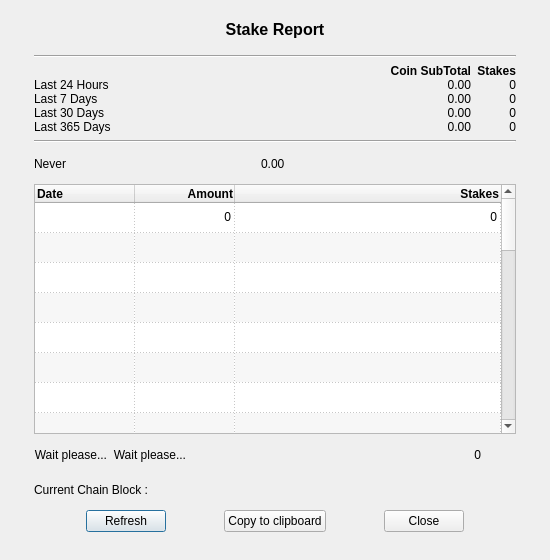
neutroncoin/neutron, file src/qt/forms/stakereportdialog.ui: the form before one commit.
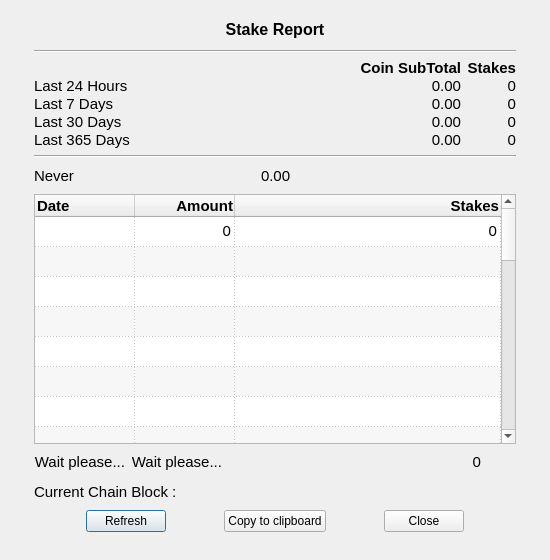
The form after the commit.

What changed in the file:
```diff
--- a/src/qt/forms/stakereportdialog.ui
+++ b/src/qt/forms/stakereportdialog.ui
@@ -75,7 +75,7 @@
          <widget class="QLabel" name="TimeTook">
           <property name="font">
            <font>
-            <pointsize>9</pointsize>
+            <pointsize>11</pointsize>
             <weight>50</weight>
             <bold>false</bold>
            </font>
@@ -98,7 +98,7 @@
          <widget class="QLabel" name="TimeTook_2">
           <property name="font">
            <font>
-            <pointsize>9</pointsize>
+            <pointsize>11</pointsize>
             <weight>50</weight>
             <bold>false</bold>
            </font>
@@ -121,7 +121,7 @@
          <widget class="QLabel" name="Stake_Counted">
           <property name="font">
            <font>
-            <pointsize>9</pointsize>
+            <pointsize>11</pointsize>
             <weight>50</weight>
             <bold>false</bold>
            </font>
@@ -146,7 +146,7 @@
        <widget class="QLabel" name="L_CurrentBlock">
         <property name="font">
          <font>
-          <pointsize>9</pointsize>
+          <pointsize>11</pointsize>
           <weight>50</weight>
           <bold>false</bold>
          </font>
@@ -264,7 +264,7 @@
           </property>
           <property name="font">
            <font>
-            <pointsize>9</pointsize>
+            <pointsize>11</pointsize>
             <weight>50</weight>
             <bold>false</bold>
            </font>
@@ -296,7 +296,7 @@
           </property>
           <property name="font">
            <font>
-            <pointsize>9</pointsize>
+            <pointsize>11</pointsize>
             <weight>50</weight>
             <bold>false</bold>
             <kerning>false</kerning>
@@ -413,7 +413,7 @@
          </property>
          <property name="font">
           <font>
-           <pointsize>9</pointsize>
+           <pointsize>11</pointsize>
            <weight>75</weight>
            <bold>true</bold>
           </font>
@@ -428,7 +428,7 @@
          </property>
          <property name="font">
           <font>
-           <pointsize>9</pointsize>
+           <pointsize>11</pointsize>
            <weight>75</weight>
            <bold>true</bold>
           </font>
@@ -443,7 +443,7 @@
          </property>
          <property name="font">
           <font>
-           <pointsize>9</pointsize>
+           <pointsize>11</pointsize>
            <weight>75</weight>
            <bold>true</bold>
           </font>
@@ -458,7 +458,7 @@
          </property>
          <property name="font">
           <font>
-           <pointsize>9</pointsize>
+           <pointsize>11</pointsize>
           </font>
          </property>
          <property name="flags">
@@ -474,7 +474,7 @@
          </property>
          <property name="font">
           <font>
-           <pointsize>9</pointsize>
+           <pointsize>11</pointsize>
           </font>
          </property>
          <property name="textAlignment">
@@ -490,7 +490,7 @@
          </property>
          <property name="font">
           <font>
-           <pointsize>9</pointsize>
+           <pointsize>11</pointsize>
           </font>
          </property>
          <property name="textAlignment">
@@ -511,7 +511,7 @@
          <widget class="QLabel" name="label_3">
           <property name="font">
            <font>
-            <pointsize>9</pointsize>
+            <pointsize>11</pointsize>
             <weight>75</weight>
             <bold>true</bold>
            </font>
@@ -534,7 +534,7 @@
          <widget class="QLabel" name="L1_24h">
           <property name="font">
            <font>
-            <pointsize>9</pointsize>
+            <pointsize>11</pointsize>
             <weight>50</weight>
             <bold>false</bold>
            </font>
@@ -554,7 +554,7 @@
          <widget class="QLabel" name="Stake_365D">
           <property name="font">
            <font>
-            <pointsize>9</pointsize>
+            <pointsize>11</pointsize>
             <weight>50</weight>
             <bold>false</bold>
             <kerning>false</kerning>
@@ -578,7 +578,7 @@
          <widget class="QLabel" name="Stake_7D">
           <property name="font">
            <font>
-            <pointsize>9</pointsize>
+            <pointsize>11</pointsize>
             <weight>50</weight>
             <bold>false</bold>
             <kerning>false</kerning>
@@ -602,7 +602,7 @@
          <widget class="QLabel" name="L3_30D">
           <property name="font">
            <font>
-            <pointsize>9</pointsize>
+            <pointsize>11</pointsize>
             <weight>50</weight>
             <bold>false</bold>
            </font>
@@ -622,7 +622,7 @@
          <widget class="QLabel" name="Amount_30D">
           <property name="font">
            <font>
-            <pointsize>9</pointsize>
+            <pointsize>11</pointsize>
             <weight>50</weight>
             <bold>false</bold>
             <kerning>false</kerning>
@@ -646,7 +646,7 @@
          <widget class="QLabel" name="Stake_30D">
           <property name="font">
            <font>
-            <pointsize>9</pointsize>
+            <pointsize>11</pointsize>
             <weight>50</weight>
             <bold>false</bold>
             <kerning>false</kerning>
@@ -670,7 +670,7 @@
          <widget class="QLabel" name="L3_30D_2">
           <property name="font">
            <font>
-            <pointsize>9</pointsize>
+            <pointsize>11</pointsize>
             <weight>50</weight>
             <bold>false</bold>
            </font>
@@ -690,7 +690,7 @@
          <widget class="QLabel" name="Amount_365D">
           <property name="font">
            <font>
-            <pointsize>9</pointsize>
+            <pointsize>11</pointsize>
             <weight>50</weight>
             <bold>false</bold>
             <kerning>false</kerning>
@@ -714,7 +714,7 @@
          <widget class="QLabel" name="L_Coin">
           <property name="font">
            <font>
-            <pointsize>9</pointsize>
+            <pointsize>11</pointsize>
             <weight>75</weight>
             <bold>true</bold>
            </font>
@@ -734,7 +734,7 @@
          <widget class="QLabel" name="Amount_24H">
           <property name="font">
            <font>
-            <pointsize>9</pointsize>
+            <pointsize>11</pointsize>
             <weight>50</weight>
             <bold>false</bold>
             <kerning>false</kerning>
@@ -758,7 +758,7 @@
          <widget class="QLabel" name="Stake_24H">
           <property name="font">
            <font>
-            <pointsize>9</pointsize>
+            <pointsize>11</pointsize>
             <weight>50</weight>
             <bold>false</bold>
             <kerning>false</kerning>
@@ -782,7 +782,7 @@
          <widget class="QLabel" name="L2_7D">
           <property name="font">
            <font>
-            <pointsize>9</pointsize>
+            <pointsize>11</pointsize>
             <weight>50</weight>
             <bold>false</bold>
            </font>
@@ -802,7 +802,7 @@
          <widget class="QLabel" name="Amount_7D">
           <property name="font">
            <font>
-            <pointsize>9</pointsize>
+            <pointsize>11</pointsize>
             <weight>50</weight>
             <bold>false</bold>
             <kerning>false</kerning>
```
